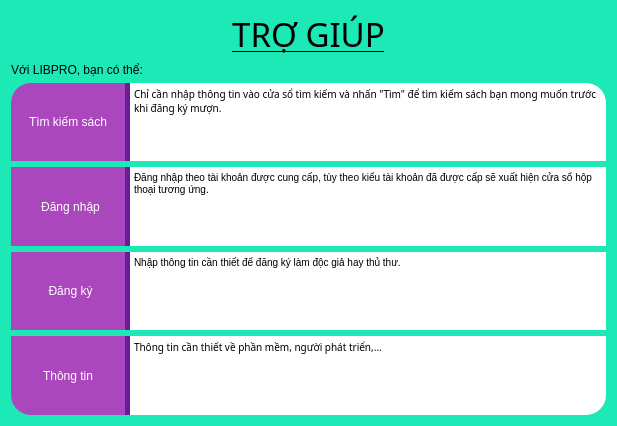
Qt form help.ui (duydvu/Library) before a commit.
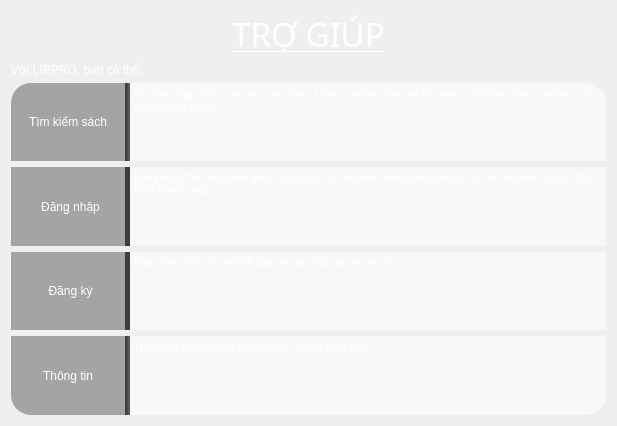
The same form after that commit. Icons and pictures are not drawn.

Commit message:
new interface color
User interface is now more beautiful, isn't it?

The edit to the form file:
```diff
--- a/help.ui
+++ b/help.ui
@@ -15,7 +15,8 @@
   </property>
   <property name="styleSheet">
    <string notr="true">font: 15pt &quot;Myriad Pro Cond&quot;;
-background-color: #1DE9B6;</string>
+background: url(Images/Background.jpg) no-repeat center center;
+color: #fff;</string>
   </property>
   <layout class="QGridLayout" name="gridLayout">
    <item row="0" column="0">
@@ -31,7 +32,8 @@
       </font>
      </property>
      <property name="styleSheet">
-      <string notr="true">font: 25pt &quot;Myriad Pro Cond&quot;;</string>
+      <string notr="true">font: 25pt &quot;Myriad Pro Cond&quot;;
+background: none;</string>
      </property>
      <property name="text">
       <string>TRỢ GIÚP</string>
@@ -46,6 +48,9 @@
    </item>
    <item row="1" column="0">
     <widget class="QLabel" name="label_2">
+     <property name="styleSheet">
+      <string notr="true">background: none;</string>
+     </property>
      <property name="text">
       <string>Với LIBPRO, bạn có thể: </string>
      </property>
@@ -68,9 +73,9 @@
          </property>
          <property name="styleSheet">
           <string notr="true">border-width: 0px;
-border-right: 5px solid #6A1B9A;
+border-right: 5px solid rgba(0,0,0,160);
 border-top-left-radius: 20px;
-background-color: #AB47BC;
+background-color: rgba(0,0,0,80);
 color: #fff;</string>
          </property>
          <property name="text">
@@ -95,7 +100,7 @@
         </font>
        </property>
        <property name="styleSheet">
-        <string notr="true">background: #fff;
+        <string notr="true">background: rgba(255,255,255,150);
 border: none;
 border-top-right-radius: 20px;</string>
        </property>
@@ -127,8 +132,8 @@
          </property>
          <property name="styleSheet">
           <string notr="true">border-width: 0px;
-border-right: 5px solid #6A1B9A;
-background-color: #AB47BC;
+border-right: 5px solid rgba(0,0,0,160);
+background-color: rgba(0,0,0,80);
 color: #fff;</string>
          </property>
          <property name="text">
@@ -144,7 +149,7 @@
      <item>
       <widget class="QTextBrowser" name="textBrowser_2">
        <property name="styleSheet">
-        <string notr="true">background: #fff;
+        <string notr="true">background: rgba(255,255,255,150);
 border: none;</string>
        </property>
        <property name="html">
@@ -175,8 +180,8 @@
          </property>
          <property name="styleSheet">
           <string notr="true">border-width: 0px;
-border-right: 5px solid #6A1B9A;
-background-color: #AB47BC;
+border-right: 5px solid rgba(0,0,0,160);
+background-color: rgba(0,0,0,80);
 color: #fff;</string>
          </property>
          <property name="text">
@@ -192,7 +197,7 @@
      <item>
       <widget class="QTextBrowser" name="textBrowser_3">
        <property name="styleSheet">
-        <string notr="true">background: #fff;
+        <string notr="true">background: rgba(255,255,255,150);
 border: none;</string>
        </property>
        <property name="html">
@@ -223,9 +228,9 @@
          </property>
          <property name="styleSheet">
           <string notr="true">border-width: 0px;
-border-right: 5px solid #6A1B9A;
+border-right: 5px solid rgba(0,0,0,160);
 border-bottom-left-radius: 20px;
-background-color: #AB47BC;
+background-color: rgba(0,0,0,80);
 color: #fff;</string>
          </property>
          <property name="text">
@@ -250,7 +255,7 @@
         </font>
        </property>
        <property name="styleSheet">
-        <string notr="true">background: #fff;
+        <string notr="true">background: rgba(255,255,255,150);
 border: none;
 border-bottom-right-radius: 20px;</string>
        </property>
```
The commit also changes 32 other files.
